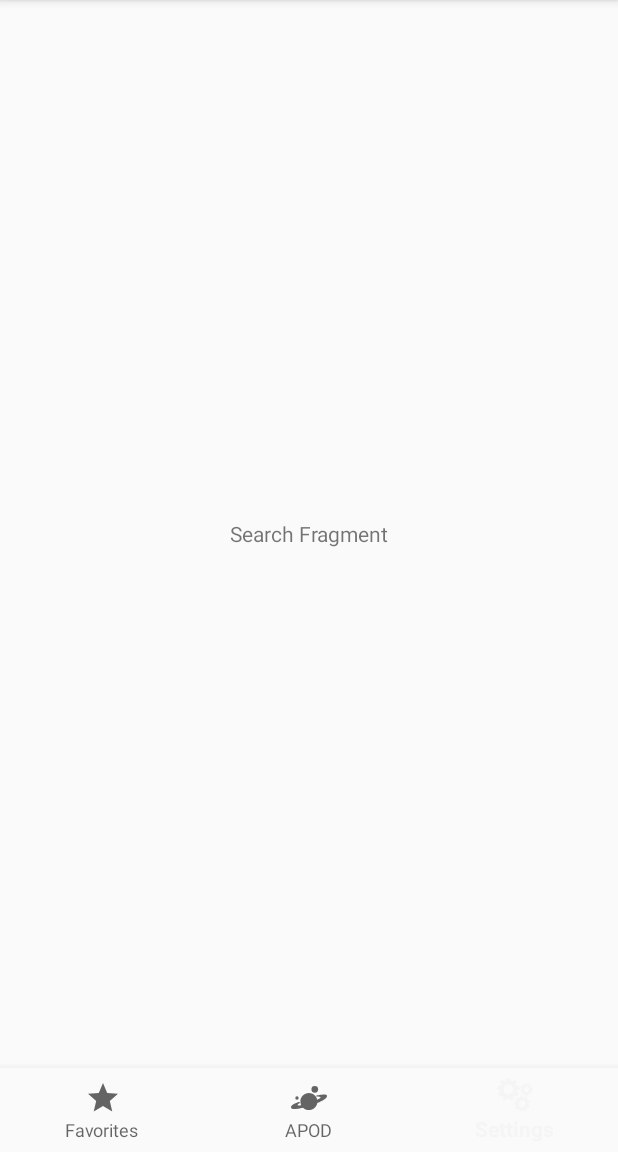
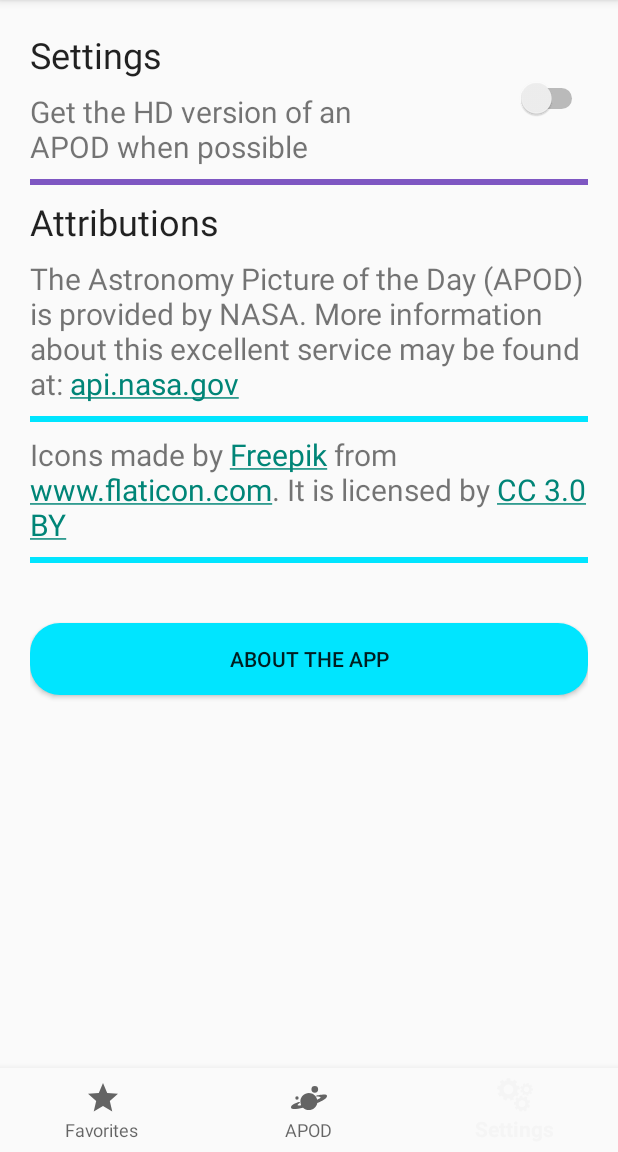
Before and after one commit to fullmers/NasaView, an Android app: the screen it shows after launch (MainActivity), item 3 of the bottom bar chosen, on a phone screen of 412 x 824 dp, the part 84-1236 px from its top. Run offline under Robolectric (Android 15) with nearby library versions, the phone set to English and light mode, and no system bars; our stand-ins replace AdMob, ButterKnife, Room's generated code, Timber; libraries missing offline, so code that uses them is left out: com.crashlytics.android; 27 statements that could not run were skipped.

Commit message:
feat: settings fragment content

```diff
--- a/app/src/main/java/com/amiculous/nasaview/ui/MainActivity.java
+++ b/app/src/main/java/com/amiculous/nasaview/ui/MainActivity.java
@@ -138,5 +138,5 @@ public class MainActivity extends AppCompatActivity implements BottomNavigationV
     //TODO make an about/settings fragment and display this :
     //Saturn icon and Telescope icon and observatory launch icon::
     //<div>Icons made by <a href="https://www.freepik.com/" title="Freepik">Freepik</a> from <a href="https://www.flaticon.com/"title="Flaticon">www.flaticon.com</a> is licensed by <a href="http://creativecommons.org/licenses/by/3.0/"title="Creative Commons BY 3.0" target="_blank">CC 3.0 BY</a></div>
-// <div>Icons made by <a href="https://www.freepik.com/?__hstc=57440181.06e6a15742487407d793465268dd525c.1556444554003.1556444554003.1556444554003.1&__hssc=57440181.3.1556444554003&__hsfp=3793565771" title="Freepik">Freepik</a> from <a href="https://www.flaticon.com/" 			    title="Flaticon">www.flaticon.com</a> is licensed by <a href="http://creativecommons.org/licenses/by/3.0/" 			    title="Creative Commons BY 3.0" target="_blank">CC 3.0 BY</a></div>
+// <div>Icons made by <a href="https://www.freepik.com/?__hstc=57440181.06e6a15742487407d793465268dd525c.1556444554003.1556444554003.1556444554003.1&__hssc=57440181.3.1556444554003&__hsfp=3793565771" title="Freepik">Freepik</a> from <a href="https://www.flaticon.com/" 			    title="Flaticon">www.flaticon.com</a> is licensed by <a href="http://creativecommons.org/licenses/by/3.0/"title="Creative Commons BY 3.0" target="_blank">CC 3.0 BY</a></div>
 }
--- a/app/src/main/java/com/amiculous/nasaview/ui/settings/SettingsFragment.java
+++ b/app/src/main/java/com/amiculous/nasaview/ui/settings/SettingsFragment.java
@@ -2,9 +2,12 @@ package com.amiculous.nasaview.ui.settings;
 
 
 import android.os.Bundle;
+import android.text.Html;
+import android.text.method.LinkMovementMethod;
 import android.view.LayoutInflater;
 import android.view.View;
 import android.view.ViewGroup;
+import android.widget.TextView;
 
 import com.amiculous.nasaview.BuildConfig;
 import com.amiculous.nasaview.R;
@@ -18,7 +21,15 @@ import androidx.annotation.Nullable;
 import androidx.fragment.app.Fragment;
 import androidx.lifecycle.ViewModelProviders;
 
+import butterknife.BindView;
+import butterknife.ButterKnife;
+import butterknife.Unbinder;
+
 public class SettingsFragment extends Fragment {
+
+    private Unbinder unbinder;
+    @BindView(R.id.design_attribution_text) TextView designAttributionText;
+    @BindView(R.id.apod_attribution_text) TextView apodAttributionText;
 
     public static SettingsFragment newInstance() {
         return new SettingsFragment();
@@ -27,8 +38,18 @@ public class SettingsFragment extends Fragment {
     @Override
     public View onCreateView(@NonNull LayoutInflater inflater, @Nullable ViewGroup container,
                              @Nullable Bundle savedInstanceState) {
+        return inflater.inflate(R.layout.settings_fragment, container, false);
+    }
 
-        return inflater.inflate(R.layout.search_fragment, container, false);
+    @Override
+    public void onViewCreated(@NonNull View view, @Nullable Bundle bundle) {
+        super.onViewCreated(view, bundle);
+        unbinder = ButterKnife.bind(this, view);
+        designAttributionText.setText(Html.fromHtml(getString(R.string.design_attribution)));
+        designAttributionText.setMovementMethod(LinkMovementMethod.getInstance());
+
+        apodAttributionText.setText(Html.fromHtml(getString(R.string.apod_attribution)));
+        apodAttributionText.setMovementMethod(LinkMovementMethod.getInstance());
     }
 
     @Override
@@ -45,4 +66,9 @@ public class SettingsFragment extends Fragment {
         // TODO: Use the ViewModel
     }
 
+    @Override
+    public void onDestroyView() {
+        super.onDestroyView();
+        unbinder.unbind();
+    }
 }
--- a/app/src/main/java/com/amiculous/nasaview/util/FirebaseUtils.java
+++ b/app/src/main/java/com/amiculous/nasaview/util/FirebaseUtils.java
@@ -12,7 +12,7 @@ import androidx.annotation.NonNull;
 public class FirebaseUtils {
     public static final String FAVORITES_FRAGMENT = "favorites_fragment";
     public static final String APOD_FRAGMENT = "apod_fragment";
-    public static final String SEARCH_FRAGMENT = "search_fragment";
+    public static final String SEARCH_FRAGMENT = "settings_fragment";
 
     private static FirebaseAnalytics analytics;
 
--- /dev/null
+++ b/app/src/main/res/drawable/bg_button.xml
@@ -0,0 +1,15 @@
+<?xml version="1.0" encoding="utf-8"?>
+<shape xmlns:android="http://schemas.android.com/apk/res/android" android:shape="rectangle" >
+    <corners
+        android:radius="20dp" />
+    <solid
+        android:color="@color/colorAccent" />
+    <padding
+        android:left="10dp"
+        android:top="0dp"
+        android:right="10dp"
+        android:bottom="0dp" />
+    <size
+        android:width="200dp"
+        android:height="40dp" />
+</shape>
--- a/app/src/main/res/layout/search_fragment.xml
+++ /dev/null
@@ -1,31 +0,0 @@
-<?xml version="1.0" encoding="utf-8"?>
-<androidx.constraintlayout.widget.ConstraintLayout xmlns:android="http://schemas.android.com/apk/res/android"
-    xmlns:tools="http://schemas.android.com/tools"
-    xmlns:app="http://schemas.android.com/apk/res-auto"
-    android:layout_width="match_parent"
-    android:layout_height="match_parent"
-    tools:context=".ui.settings.SettingsFragment">
-
-    <TextView
-        android:layout_width="match_parent"
-        android:layout_height="match_parent"
-        android:gravity="center"
-        android:text="@string/search_fragment" />
-
-    <com.google.android.gms.ads.AdView
-        xmlns:ads="http://schemas.android.com/apk/res-auto"
-        app:layout_constraintStart_toStartOf = "parent"
-        app:layout_constraintEnd_toEndOf = "parent"
-        app:layout_constraintBottom_toBottomOf = "parent"
-        android:layout_marginBottom="8dp"
-        android:id="@+id/adView"
-        android:layout_width="wrap_content"
-        android:layout_height="wrap_content"
-        android:layout_centerHorizontal="true"
-        android:layout_alignParentBottom="true"
-        android:visibility="gone"
-        ads:adSize="BANNER"
-        ads:adUnitId="@string/test_ad_unit_id">
-    </com.google.android.gms.ads.AdView>
-
-</androidx.constraintlayout.widget.ConstraintLayout>
--- /dev/null
+++ b/app/src/main/res/layout/settings_fragment.xml
@@ -0,0 +1,133 @@
+<?xml version="1.0" encoding="utf-8"?>
+<androidx.constraintlayout.widget.ConstraintLayout xmlns:android="http://schemas.android.com/apk/res/android"
+    xmlns:app="http://schemas.android.com/apk/res-auto"
+    xmlns:tools="http://schemas.android.com/tools"
+    android:layout_width="match_parent"
+    android:layout_height="match_parent"
+    android:padding="20dp"
+    tools:context=".ui.settings.SettingsFragment">
+
+    <TextView
+        android:id="@+id/settings_title"
+        android:layout_width="0dp"
+        android:layout_height="wrap_content"
+        android:text="@string/title_settings"
+        android:textAppearance="?android:attr/textAppearanceLarge"
+        android:textSize="24sp"
+        app:layout_constraintStart_toStartOf="parent"
+        app:layout_constraintTop_toTopOf="parent"
+        app:layout_constraintEnd_toEndOf="parent" />
+
+    <TextView
+        android:id="@+id/hd_when_possible_text"
+        android:layout_width="240dp"
+        android:layout_height="wrap_content"
+        android:layout_marginTop="8dp"
+        android:text="@string/hd_when_possible"
+        android:textSize="20sp"
+        app:layout_constraintStart_toStartOf="parent"
+        app:layout_constraintTop_toBottomOf="@id/settings_title" />
+
+    <Switch
+        android:id="@+id/hd_switch"
+        android:layout_width="0dp"
+        android:layout_height="0dp"
+        android:layout_marginStart="20dp"
+        app:layout_constraintBottom_toBottomOf="@id/hd_when_possible_text"
+        app:layout_constraintEnd_toEndOf="parent"
+        app:layout_constraintStart_toEndOf="@id/hd_when_possible_text"
+        app:layout_constraintTop_toTopOf="parent" />
+
+    <View
+        android:id="@+id/settings_divider"
+        android:layout_width="match_parent"
+        android:layout_height="4dp"
+        android:background="@color/colorPrimary"
+        android:layout_marginTop="8dp"
+        app:layout_constraintTop_toBottomOf="@id/hd_when_possible_text"
+        app:layout_constraintEnd_toEndOf="parent"
+        app:layout_constraintStart_toStartOf="parent"/>
+
+    <TextView
+        android:id="@+id/attributions_title"
+        android:layout_width="0dp"
+        android:layout_height="wrap_content"
+        android:text="@string/Attributions"
+        android:textAppearance="?android:attr/textAppearanceLarge"
+        android:textSize="24sp"
+        android:layout_marginTop="8dp"
+        app:layout_constraintTop_toBottomOf="@id/settings_divider"
+        app:layout_constraintEnd_toEndOf="parent"
+        app:layout_constraintStart_toStartOf="parent" />
+
+    <TextView
+        android:id="@+id/apod_attribution_text"
+        android:layout_width="0dp"
+        android:layout_height="wrap_content"
+        tools:text="The Astronomy Picture of the Day (APOD) is provided by NASA. More information about this excellent service may be found at: link"
+        android:textSize="20sp"
+        android:layout_marginTop="8dp"
+        app:layout_constraintTop_toBottomOf="@id/attributions_title"
+        app:layout_constraintEnd_toEndOf="parent"
+        app:layout_constraintStart_toStartOf="parent" />
+
+    <View
+        android:id="@+id/attributions_divider_1"
+        android:layout_width="match_parent"
+        android:layout_height="4dp"
+        android:background="@color/colorAccent"
+        android:layout_marginTop="8dp"
+        app:layout_constraintTop_toBottomOf="@id/apod_attribution_text"
+        app:layout_constraintEnd_toEndOf="parent"
+        app:layout_constraintStart_toStartOf="parent"/>
+
+    <TextView
+        android:id="@+id/design_attribution_text"
+        android:layout_width="0dp"
+        android:layout_height="wrap_content"
+        tools:text="Icons made by Freepik from FlatIcon. Flaticon is licensed by Creative Commons BY 3.0."
+        android:textSize="20sp"
+        android:layout_marginTop="8dp"
+        app:layout_constraintTop_toBottomOf="@id/attributions_divider_1"
+        app:layout_constraintEnd_toEndOf="parent"
+        app:layout_constraintStart_toStartOf="parent" />
+
+    <View
+        android:id="@+id/attributions_divider_2"
+        android:layout_width="match_parent"
+        android:layout_height="4dp"
+        android:background="@color/colorAccent"
+        android:layout_marginTop="8dp"
+        app:layout_constraintTop_toBottomOf="@id/design_attribution_text"
+        app:layout_constraintEnd_toEndOf="parent"
+        app:layout_constraintStart_toStartOf="parent"/>
+
+    <Button
+        android:id="@+id/about_button"
+        android:layout_width="match_parent"
+        android:layout_height="wrap_content"
+        android:background="@drawable/bg_button"
+        android:layout_marginTop="40dp"
+        android:text="@string/about"
+        app:layout_constraintTop_toBottomOf="@id/attributions_divider_2"
+        app:layout_constraintEnd_toEndOf="parent"
+        app:layout_constraintStart_toStartOf="parent"/>
+
+
+
+
+    <com.google.android.gms.ads.AdView xmlns:ads="http://schemas.android.com/apk/res-auto"
+        android:id="@+id/adView"
+        android:layout_width="wrap_content"
+        android:layout_height="wrap_content"
+        android:layout_alignParentBottom="true"
+        android:layout_centerHorizontal="true"
+        android:layout_marginBottom="8dp"
+        android:visibility="gone"
+        ads:adSize="BANNER"
+        ads:adUnitId="@string/test_ad_unit_id"
+        app:layout_constraintBottom_toBottomOf="parent"
+        app:layout_constraintEnd_toEndOf="parent"
+        app:layout_constraintStart_toStartOf="parent"></com.google.android.gms.ads.AdView>
+
+</androidx.constraintlayout.widget.ConstraintLayout>
--- a/app/src/main/res/values/strings.xml
+++ b/app/src/main/res/values/strings.xml
@@ -12,9 +12,14 @@
     <string name="copyright">© </string>
 
 
-    <!-- Search fragment -->
+    <!-- Settings fragment -->
     <string name="search_fragment">Search Fragment</string>
-
+    <string name="settings_fragment">Settings Fragment</string>
+    <string name="hd_when_possible">Get the HD version of an APOD when possible</string>
+    <string name="Attributions">Attributions</string>
+    <string name="apod_attribution"><![CDATA[The Astronomy Picture of the Day (APOD) is provided by NASA. More information about this excellent service may be found at: <a href="https://api.nasa.gov/api.html#apod"title="NASA APIs">api.nasa.gov</a>]]></string>
+    <string name="design_attribution"><![CDATA[Icons made by <a href="https://www.freepik.com/?__hstc=57440181.06e6a15742487407d793465268dd525c.1556444554003.1556444554003.1556444554003.1&__hssc=57440181.3.1556444554003&__hsfp=3793565771" title="Freepik">Freepik</a> from <a href="https://www.flaticon.com/"title="Flaticon">www.flaticon.com</a>. It is licensed by <a href="http://creativecommons.org/licenses/by/3.0/"title="Creative Commons BY 3.0" target="_blank">CC 3.0 BY</a>]]></string>
+    <string name="about">about the app</string>
 
     <!-- Bottom navigation -->
     <string name="title_favorites">Favorites</string>
```
